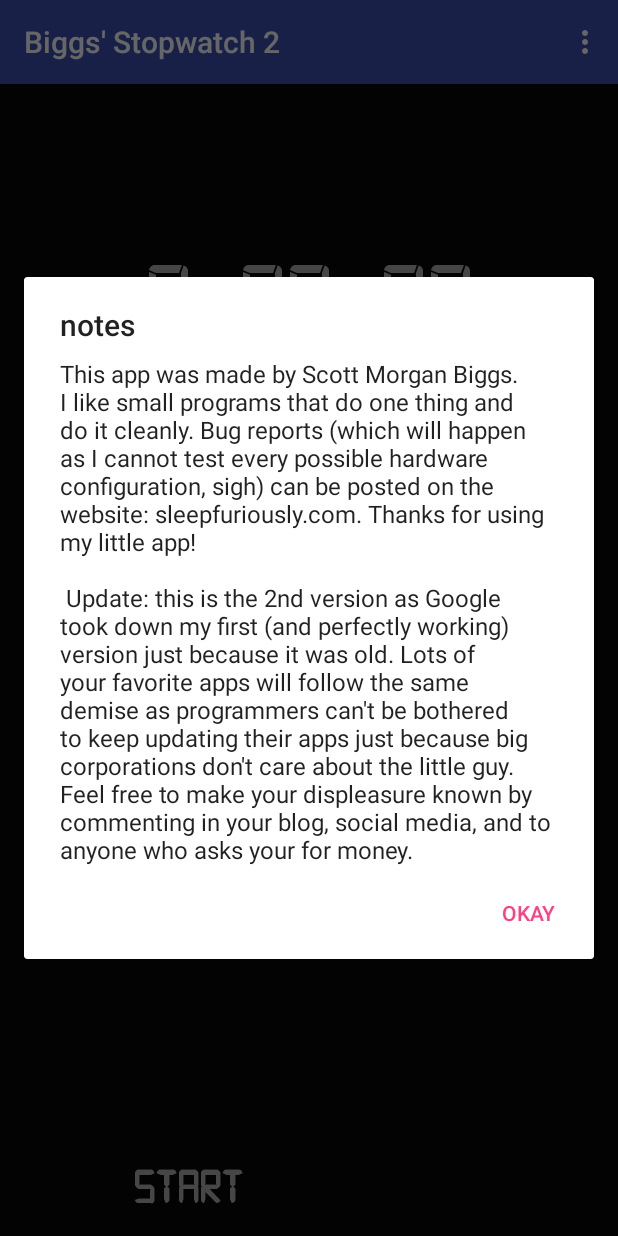
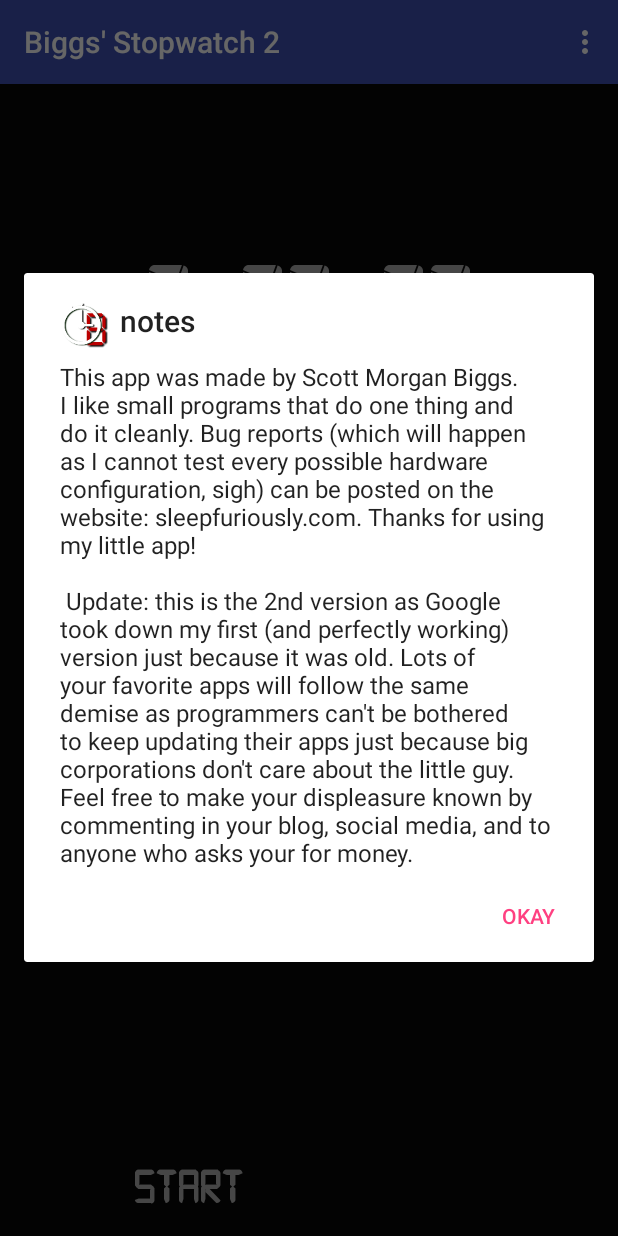
Before and after one commit to scottbiggs/stopwatch2, an Android app: the screen it shows after launch (MainActivity), in the options menu, after a tap on "notes", on a phone screen of 412 x 824 dp. Run offline under Robolectric (Android 15) with nearby library versions, the phone set to English and light mode, and no system bars; pictures from the network do not load.

Commit message:
Playing around with icons.

```diff
--- a/app/src/main/java/sleepfuriously/com/biggsstopwatch2/MainActivity.java
+++ b/app/src/main/java/sleepfuriously/com/biggsstopwatch2/MainActivity.java
@@ -181,7 +181,7 @@
                 getSystemService (Context.NOTIFICATION_SERVICE);
         m_notification = new Notification();
         m_notification.defaults |= Notification.DEFAULT_SOUND;
-//        m_notification.icon = R.drawable.icon;      // todo
+        m_notification.icon = R.drawable.ic_stat_name;
         m_notification.tickerText = "test";
         m_notification.when = System.currentTimeMillis();
 
@@ -323,7 +323,7 @@
                 // Build the dialog.
                 AlertDialog.Builder builder =
                         new AlertDialog.Builder (this);
-//                builder.setIcon (R.drawable.icon);        // todo
+                builder.setIcon (R.mipmap.ic_launcher);
                 builder.setTitle(R.string.about);
                 builder.setMessage (R.string.about_msg);
                 builder.setPositiveButton(R.string.ok, null);
```
Also changed, not shown: app/src/main/res/drawable-hdpi/ic_stat_name.png (added), app/src/main/res/drawable-mdpi/ic_stat_name.png (added), app/src/main/res/drawable-xhdpi/ic_stat_name.png (added), app/src/main/res/drawable-xxhdpi/ic_stat_name.png (added).
